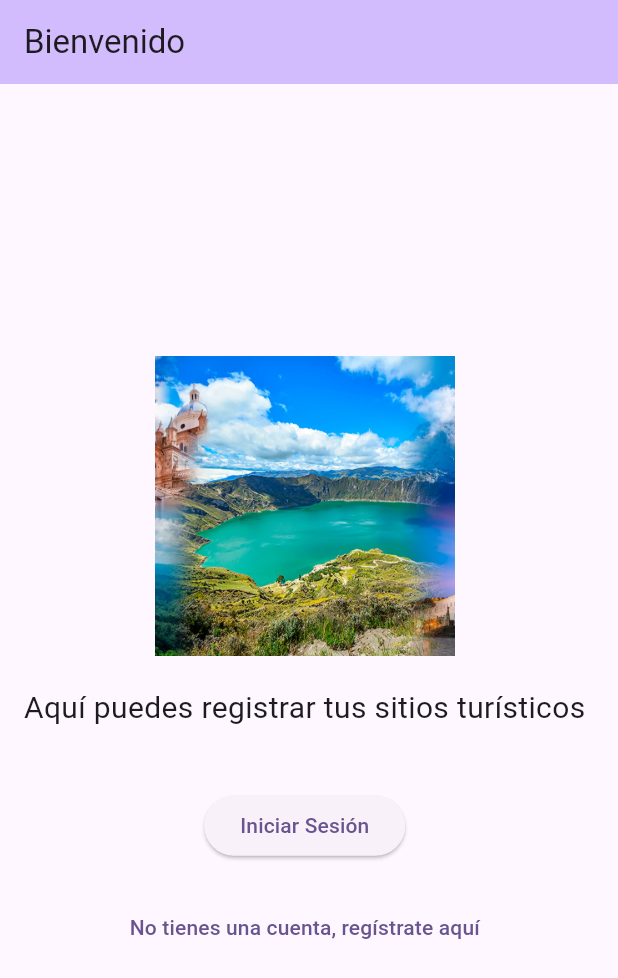
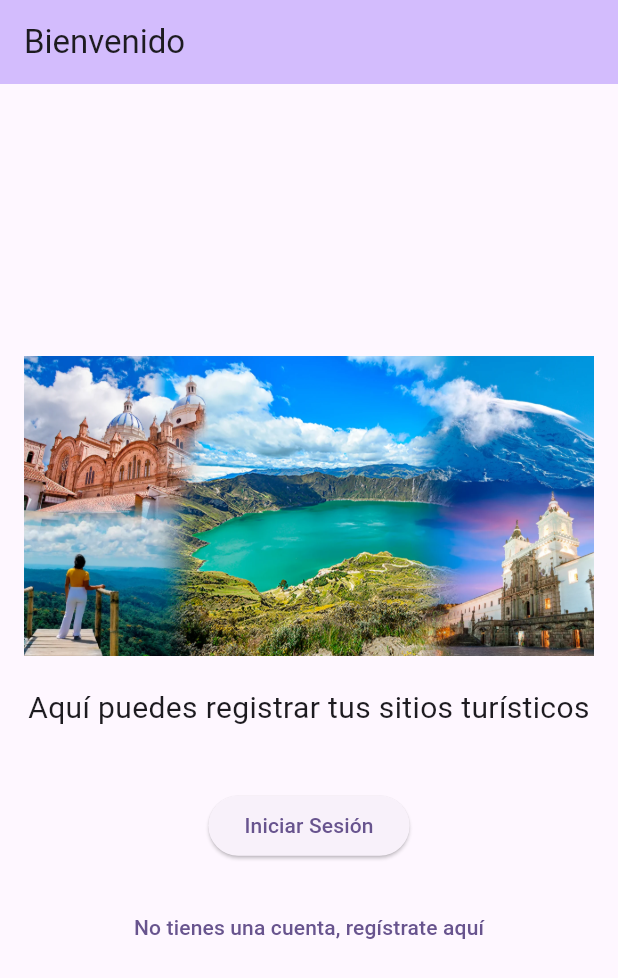
Before and after one commit to Einarr07/flutter-sitios_turisticos, a Flutter app: the screen it shows after launch, on a phone screen of 412 x 824 dp. Shown: the top 978 px of the screen. Run offline on Flutter 3.47's test engine with Material 3 defaults, Android fonts, the light colour scheme and no system bars; our stand-ins replace cloud_firestore, firebase_auth, firebase_core; accounts and stored records are empty.

Commit message:
tamaño imagen

```diff
--- a/lib/main.dart
+++ b/lib/main.dart
@@ -58,7 +58,7 @@
             Image.asset(
               'assets/turismo.webp',
               height: 200,
-              width: 200,
+              width: 400,
               fit: BoxFit.cover,
             ),
             const SizedBox(height: 20),
```
